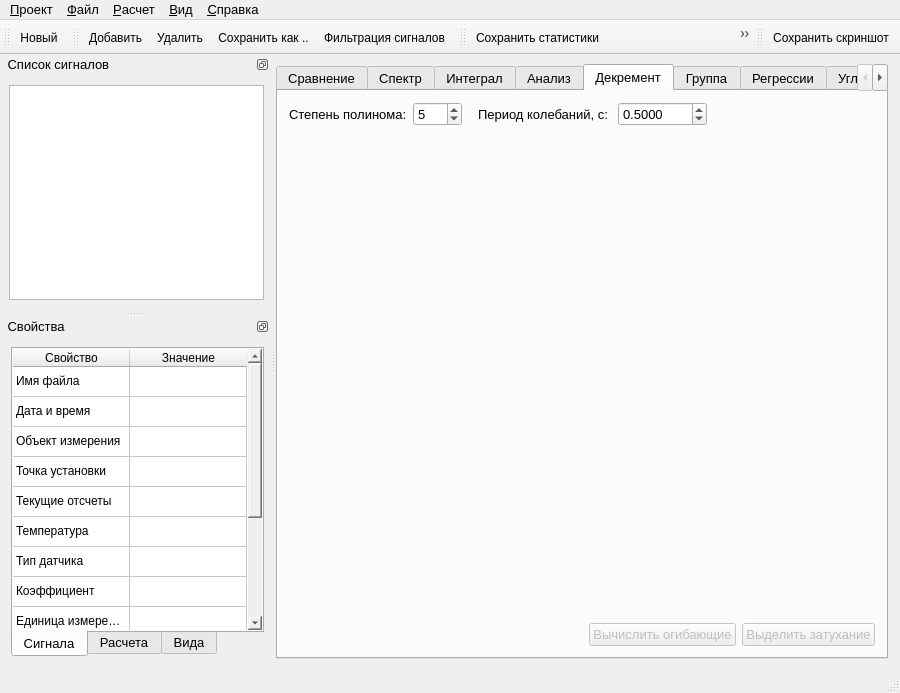
Above: gui/MainWindow.ui from Qinterfly/EvalSig before the change. Below: the same form after it.
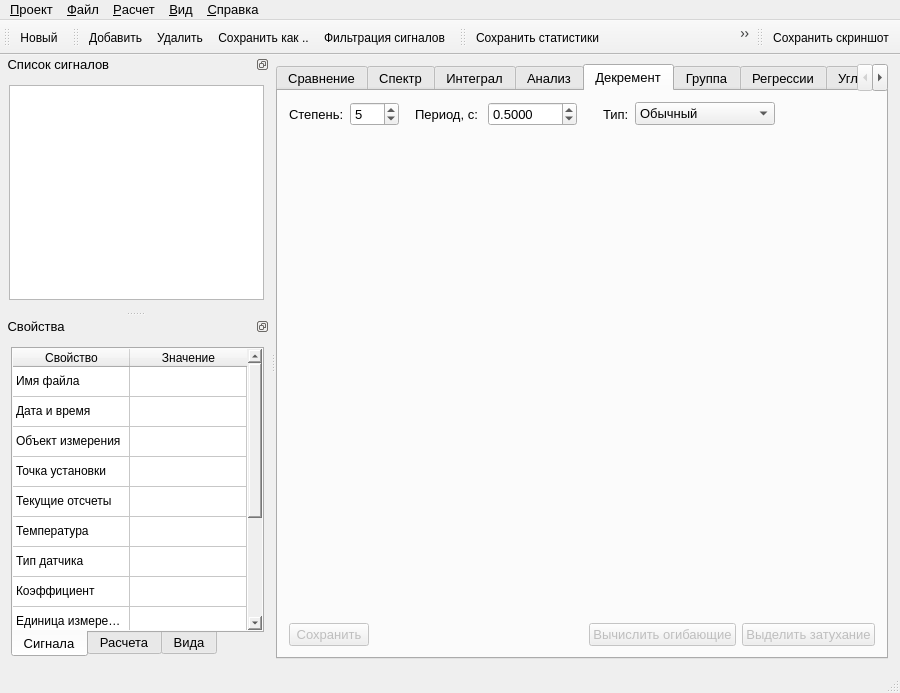
That is the form after the change. The open tabs and pages were chosen to show the change. Icons and pictures are not drawn. Custom widgets are drawn as their Qt base class.

What changed in the file:
```diff
--- a/gui/MainWindow.ui
+++ b/gui/MainWindow.ui
@@ -710,7 +710,7 @@
             <item>
              <widget class="QLabel" name="labelPolynominalDegree">
               <property name="text">
-               <string>Степень полинома:</string>
+               <string>Степень:</string>
               </property>
              </widget>
             </item>
@@ -749,7 +749,7 @@
             <item>
              <widget class="QLabel" name="labelOscillationPeriod">
               <property name="text">
-               <string>Период колебаний, с: </string>
+               <string>Период, с: </string>
               </property>
              </widget>
             </item>
@@ -772,6 +772,46 @@
               </property>
              </widget>
             </item>
+            <item>
+             <spacer name="horizontalSpacer">
+              <property name="orientation">
+               <enum>Qt::Horizontal</enum>
+              </property>
+              <property name="sizeType">
+               <enum>QSizePolicy::Fixed</enum>
+              </property>
+              <property name="sizeHint" stdset="0">
+               <size>
+                <width>20</width>
+                <height>20</height>
+               </size>
+              </property>
+             </spacer>
+            </item>
+            <item>
+             <widget class="QLabel" name="label">
+              <property name="text">
+               <string>Тип:</string>
+              </property>
+             </widget>
+            </item>
+            <item>
+             <widget class="QComboBox" name="comboBoxDecayType">
+              <property name="sizeAdjustPolicy">
+               <enum>QComboBox::AdjustToContents</enum>
+              </property>
+              <item>
+               <property name="text">
+                <string>Обычный</string>
+               </property>
+              </item>
+              <item>
+               <property name="text">
+                <string>Логарифмический</string>
+               </property>
+              </item>
+             </widget>
+            </item>
             <item>
              <spacer name="spacerDecayParameters">
               <property name="orientation">
@@ -799,6 +839,16 @@
           </item>
           <item>
            <layout class="QHBoxLayout" name="layoutDetectDecay">
+            <item>
+             <widget class="QPushButton" name="pushButtonEnvelopeSave">
+              <property name="enabled">
+               <bool>false</bool>
+              </property>
+              <property name="text">
+               <string>Сохранить</string>
+              </property>
+             </widget>
+            </item>
             <item>
              <spacer name="spacerDetectDecay">
               <property name="orientation">
```
Left out of the diff: 2 changed lines with no effect on the pictures.
